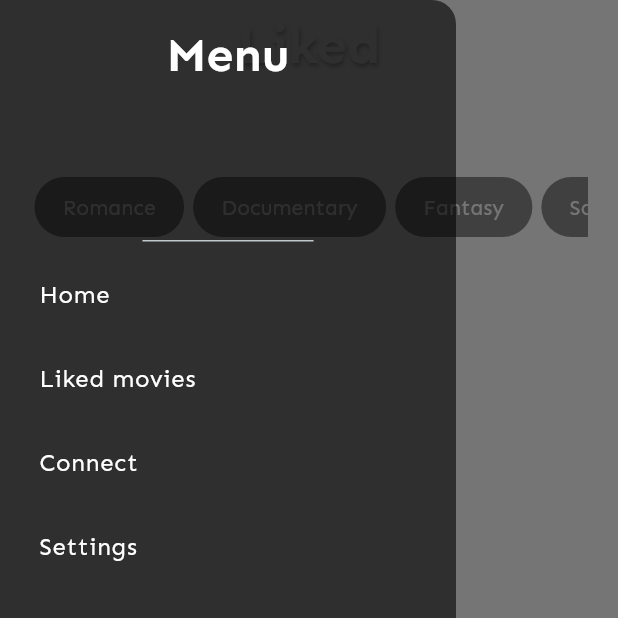
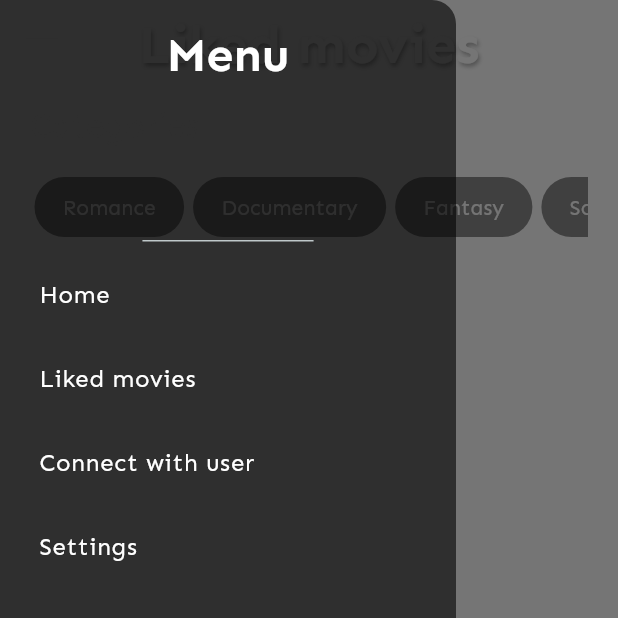
Before and after one commit to izabelakalenik/ZPI-project, a Flutter app: the LikedMoviesScreenContent screen opened directly with empty values, with the side drawer open, on a phone screen of 412 x 824 dp, the top half of it. Run offline on Flutter 3.47's test engine with Material 3 defaults, Android fonts, the phone set to English and light mode, and no system bars; our stand-ins replace cloud_firestore, equatable, firebase_auth, firebase_core, firebase_storage, flutter_bloc and 6 more; missing offline and left inert: feedback, flutter_email_sender, mobile_scanner, screen_brightness, shake_detector; accounts and stored records are empty; generated files the repository leaves out were written again.

Commit message:
change titles

```diff
--- a/lib/languages/arb/app_en.arb
+++ b/lib/languages/arb/app_en.arb
@@ -56,7 +56,7 @@
   "menu": "Menu",
   "home": "Home",
   "liked": "Liked movies",
-  "connect": "Connect to user",
+  "connect_with_user": "Connect with user",
 
   "categories": "Categories",
   "comedy": "Comedy",
--- a/lib/languages/arb/app_pl.arb
+++ b/lib/languages/arb/app_pl.arb
@@ -56,7 +56,7 @@
   "menu": "Menu",
   "home": "Strona główna",
   "liked": "Polubione filmy",
-  "connect": "Połącz z użytkownikiem",
+  "connect_with_user": "Połącz z użytkownikiem",
 
   "categories": "Kategorie",
   "comedy": "Komedia",
--- a/lib/screens/liked_movies_screen.dart
+++ b/lib/screens/liked_movies_screen.dart
@@ -120,7 +120,7 @@ class LikedMoviesScreenContent extends StatelessWidget {
 
     return Scaffold(
       drawer: NavDrawer(),
-      appBar: CustomAppBar(text: localizations.liked_movies_title),
+      appBar: CustomAppBar(text: localizations.liked),
       body: Padding(
         padding: const EdgeInsets.symmetric(horizontal: 20, vertical: 10),
         child: Column(
--- a/lib/widgets/nav_drawer.dart
+++ b/lib/widgets/nav_drawer.dart
@@ -58,7 +58,7 @@ class NavDrawer extends StatelessWidget {
           ),
           ListTile(
             title: Text(
-              localizations.connect,
+              localizations.connect_with_user,
               style: theme.textTheme.bodyLarge,
             ),
             onTap: () => {
```
